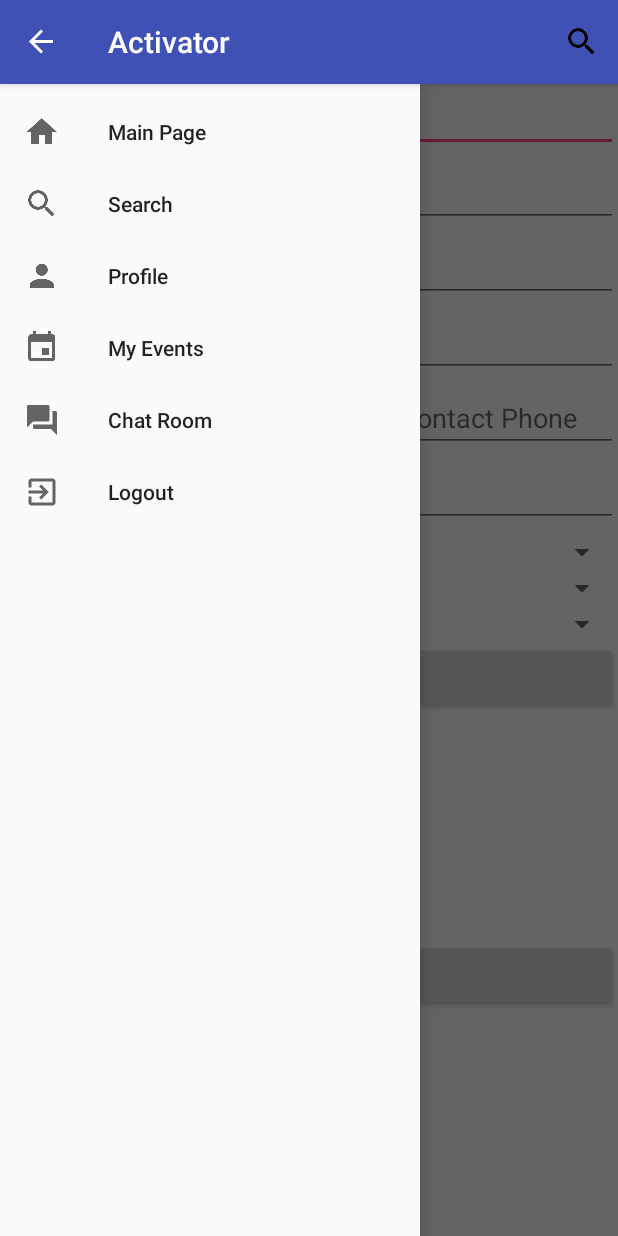
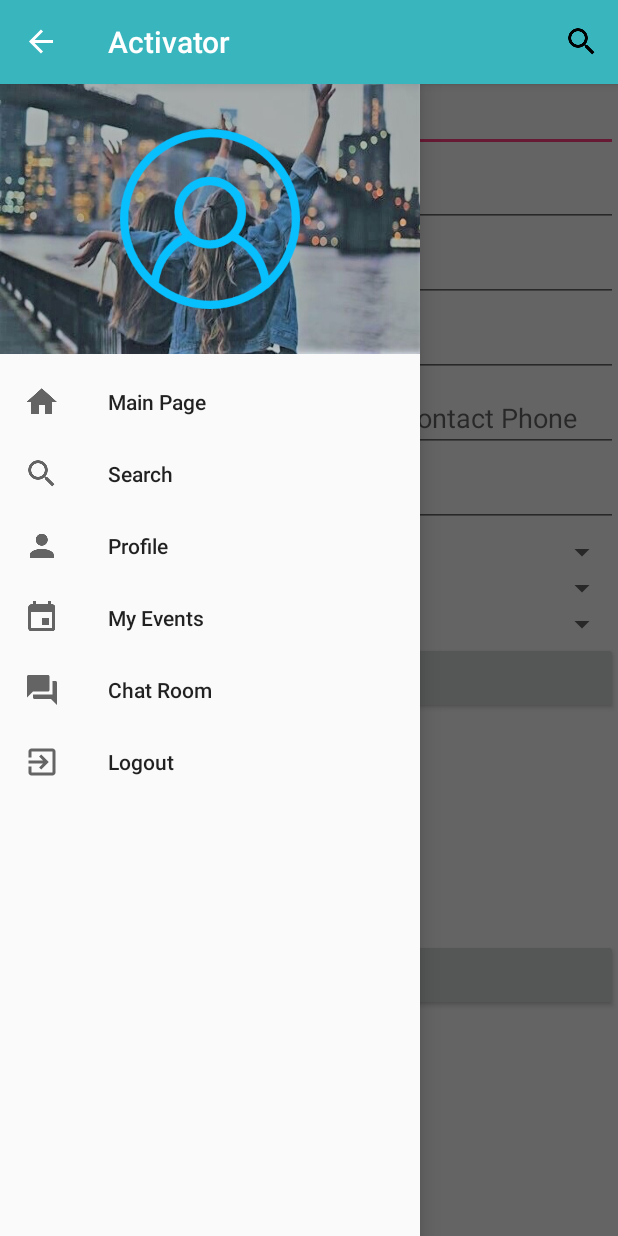
Before and after one commit to TerryIsAProgrammer/comp3330group6, an Android app: the CreateEventAsso screen opened directly, with no data from a screen before it, with the side drawer open, on a phone screen of 412 x 824 dp. Run offline under Robolectric (Android 15) with nearby library versions, the phone set to English and light mode, and no system bars; our stand-ins replace Firebase (no records; nobody signed in at launch, a user with empty details on screens opened directly).

Commit message:
add navigation drawer header, change theme color

```diff
--- a/COMP3330mobileapp/app/src/main/res/layout/activity_my_events.xml
+++ b/COMP3330mobileapp/app/src/main/res/layout/activity_my_events.xml
@@ -76,7 +76,8 @@
         android:layout_height="match_parent"
         app:menu="@menu/navigation_menu"
         android:id="@+id/navigation_menu"
-        android:layout_gravity="start">
+        android:layout_gravity="start"
+        app:headerLayout="@layout/drawer_header">
 
     </android.support.design.widget.NavigationView>
 
--- a/COMP3330mobileapp/app/src/main/res/layout/activity_search.xml
+++ b/COMP3330mobileapp/app/src/main/res/layout/activity_search.xml
@@ -268,7 +268,8 @@
         android:layout_height="match_parent"
         app:menu="@menu/navigation_menu"
         android:id="@+id/navigation_menu"
-        android:layout_gravity="start">
+        android:layout_gravity="start"
+        app:headerLayout="@layout/drawer_header">
 
     </android.support.design.widget.NavigationView>
 
--- a/COMP3330mobileapp/app/src/main/res/layout/chat_room.xml
+++ b/COMP3330mobileapp/app/src/main/res/layout/chat_room.xml
@@ -71,7 +71,8 @@
         android:layout_height="match_parent"
         app:menu="@menu/navigation_menu"
         android:id="@+id/navigation_menu"
-        android:layout_gravity="start">
+        android:layout_gravity="start"
+        app:headerLayout="@layout/drawer_header">
 
     </android.support.design.widget.NavigationView>
 
--- a/COMP3330mobileapp/app/src/main/res/layout/comment.xml
+++ b/COMP3330mobileapp/app/src/main/res/layout/comment.xml
@@ -76,7 +76,8 @@ android:layout_width="wrap_content"
 android:layout_height="match_parent"
 app:menu="@menu/navigation_menu"
 android:id="@+id/navigation_menu"
-android:layout_gravity="start">
+android:layout_gravity="start"
+    app:headerLayout="@layout/drawer_header">
 
 </android.support.design.widget.NavigationView>
 
--- a/COMP3330mobileapp/app/src/main/res/layout/create_event_asso.xml
+++ b/COMP3330mobileapp/app/src/main/res/layout/create_event_asso.xml
@@ -191,7 +191,8 @@
         android:layout_height="match_parent"
         app:menu="@menu/navigation_menu"
         android:id="@+id/navigation_menu"
-        android:layout_gravity="start">
+        android:layout_gravity="start"
+        app:headerLayout="@layout/drawer_header">
 
     </android.support.design.widget.NavigationView>
 
--- /dev/null
+++ b/COMP3330mobileapp/app/src/main/res/layout/drawer_header.xml
@@ -0,0 +1,22 @@
+<?xml version="1.0" encoding="utf-8"?>
+<android.support.constraint.ConstraintLayout xmlns:android="http://schemas.android.com/apk/res/android"
+    xmlns:app="http://schemas.android.com/apk/res-auto"
+    xmlns:tools="http://schemas.android.com/tools"
+    android:layout_width="match_parent"
+    android:layout_height="180dp"
+    android:background="@drawable/nav_header">
+
+    <ImageView
+        android:id="@+id/imageView"
+        android:layout_width="120dp"
+        android:layout_height="0dp"
+        android:layout_marginBottom="30dp"
+        android:layout_marginTop="30dp"
+        android:src="@drawable/nav_header_peron"
+        app:layout_constraintBottom_toBottomOf="parent"
+        app:layout_constraintEnd_toEndOf="parent"
+        app:layout_constraintStart_toStartOf="parent"
+        app:layout_constraintTop_toTopOf="parent" />
+
+
+</android.support.constraint.ConstraintLayout>
--- a/COMP3330mobileapp/app/src/main/res/layout/edit_profile_asso.xml
+++ b/COMP3330mobileapp/app/src/main/res/layout/edit_profile_asso.xml
@@ -216,7 +216,8 @@
         android:layout_height="match_parent"
         app:menu="@menu/navigation_menu"
         android:id="@+id/navigation_menu"
-        android:layout_gravity="start">
+        android:layout_gravity="start"
+        app:headerLayout="@layout/drawer_header">
 
     </android.support.design.widget.NavigationView>
 
--- a/COMP3330mobileapp/app/src/main/res/layout/edit_profile_ind.xml
+++ b/COMP3330mobileapp/app/src/main/res/layout/edit_profile_ind.xml
@@ -214,7 +214,8 @@
         android:layout_height="match_parent"
         app:menu="@menu/navigation_menu"
         android:id="@+id/navigation_menu"
-        android:layout_gravity="start">
+        android:layout_gravity="start"
+        app:headerLayout="@layout/drawer_header">
 
     </android.support.design.widget.NavigationView>
 
--- a/COMP3330mobileapp/app/src/main/res/layout/home_page.xml
+++ b/COMP3330mobileapp/app/src/main/res/layout/home_page.xml
@@ -84,7 +84,8 @@
         android:layout_height="match_parent"
         app:menu="@menu/navigation_menu"
         android:id="@+id/navigation_menu"
-        android:layout_gravity="start">
+        android:layout_gravity="start"
+        app:headerLayout="@layout/drawer_header">
 
     </android.support.design.widget.NavigationView>
 
--- a/COMP3330mobileapp/app/src/main/res/layout/profile_asso.xml
+++ b/COMP3330mobileapp/app/src/main/res/layout/profile_asso.xml
@@ -144,7 +144,8 @@
         android:layout_height="match_parent"
         app:menu="@menu/navigation_menu"
         android:id="@+id/navigation_menu"
-        android:layout_gravity="start">
+        android:layout_gravity="start"
+        app:headerLayout="@layout/drawer_header">
 
     </android.support.design.widget.NavigationView>
 
--- a/COMP3330mobileapp/app/src/main/res/layout/profile_ind.xml
+++ b/COMP3330mobileapp/app/src/main/res/layout/profile_ind.xml
@@ -184,7 +184,8 @@ android:layout_width="wrap_content"
 android:layout_height="match_parent"
 app:menu="@menu/navigation_menu"
 android:id="@+id/navigation_menu"
-android:layout_gravity="start">
+android:layout_gravity="start"
+    app:headerLayout="@layout/drawer_header">
 
 </android.support.design.widget.NavigationView>
 
--- a/COMP3330mobileapp/app/src/main/res/layout/view_event_asso.xml
+++ b/COMP3330mobileapp/app/src/main/res/layout/view_event_asso.xml
@@ -184,7 +184,8 @@ android:layout_width="wrap_content"
 android:layout_height="match_parent"
 app:menu="@menu/navigation_menu"
 android:id="@+id/navigation_menu"
-android:layout_gravity="start">
+android:layout_gravity="start"
+    app:headerLayout="@layout/drawer_header">
 
 </android.support.design.widget.NavigationView>
 
--- a/COMP3330mobileapp/app/src/main/res/layout/view_event_ind.xml
+++ b/COMP3330mobileapp/app/src/main/res/layout/view_event_ind.xml
@@ -188,7 +188,8 @@
         android:layout_height="match_parent"
         app:menu="@menu/navigation_menu"
         android:id="@+id/navigation_menu"
-        android:layout_gravity="start">
+        android:layout_gravity="start"
+        app:headerLayout="@layout/drawer_header">
 
     </android.support.design.widget.NavigationView>
 
--- a/COMP3330mobileapp/app/src/main/res/values/colors.xml
+++ b/COMP3330mobileapp/app/src/main/res/values/colors.xml
@@ -1,7 +1,7 @@
 <?xml version="1.0" encoding="utf-8"?>
 <resources>
-    <color name="colorPrimary">#3F51B5</color>
-    <color name="colorPrimaryDark">#303F9F</color>
+    <color name="colorPrimary">#39b5be</color>
+    <color name="colorPrimaryDark">#5dd2f9</color>
     <color name="colorAccent">#FF4081</color>
     <color name="Grey">#DDDDDD</color>
 </resources>
```
Also changed, not shown: COMP3330mobileapp/app/src/main/res/drawable/nav_header.jpg (added), COMP3330mobileapp/app/src/main/res/drawable/nav_header_peron.png (added).
